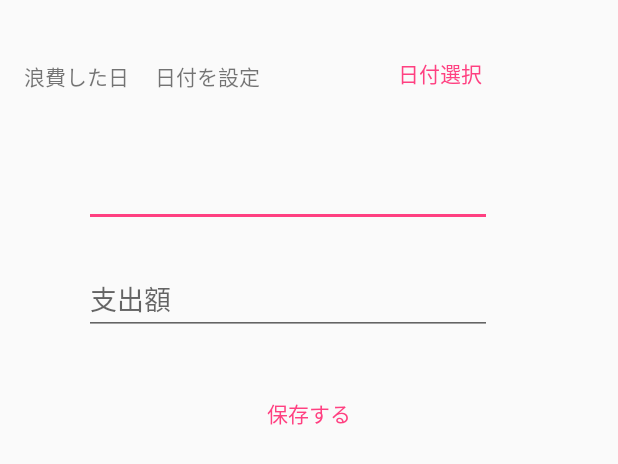
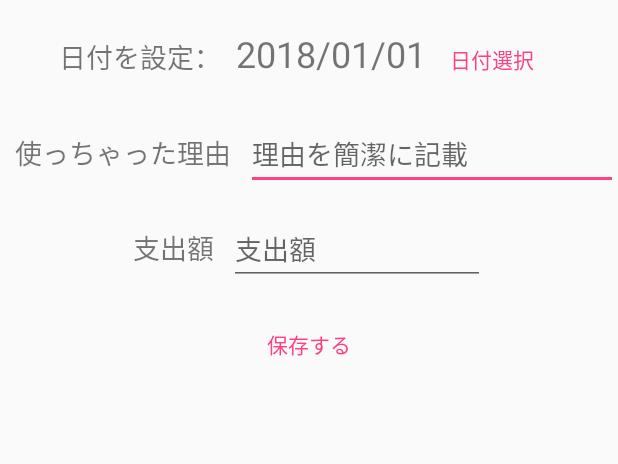
Before and after one commit to sugar182work/kotlin-Household, an Android app: the layout activity_main.xml on its own in the app's theme, with its tools: preview values and no code run, on a phone screen of 412 x 824 dp. Shown: the top 464 px of the screen. Run offline under Robolectric (Android 15) with nearby library versions, the phone set to English and light mode, and no system bars.

Commit message:
同期～

```diff
--- a/app/src/main/AndroidManifest.xml
+++ b/app/src/main/AndroidManifest.xml
@@ -8,7 +8,8 @@
         android:label="@string/app_name"
         android:roundIcon="@mipmap/ic_launcher_round"
         android:supportsRtl="true"
-        android:theme="@style/AppTheme">
+        android:theme="@style/AppTheme"
+        android:screenOrientation="portrait">
         <activity android:name=".MainActivity">
             <intent-filter>
                 <action android:name="android.intent.action.MAIN" />
--- a/app/src/main/java/jp/ne/sugar182/household1/MainActivity.kt
+++ b/app/src/main/java/jp/ne/sugar182/household1/MainActivity.kt
@@ -2,6 +2,7 @@ package jp.ne.sugar182.household1
 
 import android.app.AlertDialog
 import android.app.DatePickerDialog
+import android.content.Context
 import android.content.Intent
 import android.support.v7.app.AppCompatActivity
 import android.os.Bundle
@@ -9,6 +10,7 @@ import android.util.Log
 import android.view.MenuItem
 import android.view.Menu
 import android.view.View
+import android.view.inputmethod.InputMethodManager
 import android.widget.*
 import kotlinx.android.synthetic.main.activity_main.*
 import java.util.*
@@ -16,6 +18,8 @@ import jp.ne.sugar182.household1.dto.PayData
 import jp.ne.sugar182.household1.model.ItemModel
 import jp.ne.sugar182.household1.model.PayModel
 import jp.ne.sugar182.household1.util.DateUtilEx
+import android.content.pm.ActivityInfo
+
 
 // コトリン学習１作目
 // アーキテクチャーパターンとか採用せずにぐりぐりと実装　View層肥大しててすみません
@@ -23,10 +27,15 @@ import jp.ne.sugar182.household1.util.DateUtilEx
 // ・内部ストレージの読み書き
 // ・その他文法、癖の確認
 class MainActivity : AppCompatActivity(), DatePickerDialog.OnDateSetListener{
-
+    var inputMethodManager: InputMethodManager? = null
     override fun onCreate(savedInstanceState: Bundle?)  {
         super.onCreate(savedInstanceState)
         setContentView(R.layout.activity_main)
+
+        // ポートレートに固定
+        this.requestedOrientation = ActivityInfo.SCREEN_ORIENTATION_PORTRAIT
+        // キーボード制御用
+        inputMethodManager = getSystemService(Context.INPUT_METHOD_SERVICE) as InputMethodManager
 
         // 日付の初期値設定
         dateText.text = DateUtilEx().getNowString()
@@ -46,7 +55,6 @@ class MainActivity : AppCompatActivity(), DatePickerDialog.OnDateSetListener{
         // データモデルを作成TODO ここじゃないかな
         val payModel = PayModel(this)
 
-
         //ボタン押下で情報登録
         //val saveButton = findViewById<Button>(R.id.saveButton);
         saveButton.setOnClickListener {
@@ -63,6 +71,11 @@ class MainActivity : AppCompatActivity(), DatePickerDialog.OnDateSetListener{
                 itemModel.addItem(payData.item)
                 // Payデータに書き込み
                 payModel.addData(payData)
+
+                AlertDialog.Builder(this)
+                        .setTitle("登録しました")
+                        .setPositiveButton("ok"){ dialog, which ->
+                        }.show()
             } else {
                 checkError()
             }
@@ -104,7 +117,7 @@ class MainActivity : AppCompatActivity(), DatePickerDialog.OnDateSetListener{
         if (payData.pay <= 0) {
             Log.d("Long試験", "0以下")
         } else {
-            Log.d("Long試験", "安心")
+            Log.d("Long試験", "捉え方どうなんだろう")
         }
         return !(payData.item == "" || payData.pay <= 0 || payData.payDate == "")
     }
@@ -119,6 +132,8 @@ class MainActivity : AppCompatActivity(), DatePickerDialog.OnDateSetListener{
 
     // カレンダーダイアログの表示
     fun showDatePickerDialog(v: View) {
+        inputMethodManager!!.hideSoftInputFromWindow(v.getWindowToken(),0);
+
         val newFragment = DatePick()
         newFragment.show(supportFragmentManager, "datePicker")
 
@@ -137,10 +152,7 @@ class MainActivity : AppCompatActivity(), DatePickerDialog.OnDateSetListener{
         // getMenuItem可ItemId直参照かで悩む　正解は不明
         when (item.itemId) {
             (R.id.summary) -> {
-                // インテント作って別画面へ
-                // 遷移先のActivityを指定して、Intentを作成する
                 val intent = Intent(application, SecondActivity::class.java)
-                // 遷移先のアクティビティを起動させる
                 startActivity(intent)
             }
             (R.id.finish ) -> {
--- a/app/src/main/java/jp/ne/sugar182/household1/RecyclerAdapter.kt
+++ b/app/src/main/java/jp/ne/sugar182/household1/RecyclerAdapter.kt
@@ -5,9 +5,8 @@ import android.support.v7.widget.RecyclerView
 import android.view.LayoutInflater
 import android.view.ViewGroup
 import jp.ne.sugar182.household1.dto.PayData
-import kotlinx.android.synthetic.main.list_item.view.*
 
-// ほぼ自動生成されたまま TODO
+// ほぼ自動生成されたまま
 class RecyclerAdapter(private val context: Context,
                       private val itemClickListener: RecyclerViewHolder.ItemClickListener,
                       private val itemList:List<PayData>) : RecyclerView.Adapter<RecyclerViewHolder>() {
--- a/app/src/main/java/jp/ne/sugar182/household1/RecyclerViewHolder.kt
+++ b/app/src/main/java/jp/ne/sugar182/household1/RecyclerViewHolder.kt
@@ -19,7 +19,7 @@ class RecyclerViewHolder(view: View) : RecyclerView.ViewHolder(view) {
     val itemImageView: ImageView = view.findViewById(R.id.itemImageView)
 
     init {
-        // layoutの初期設定するときはココ
+
     }
 
 }
--- a/app/src/main/java/jp/ne/sugar182/household1/SecondActivity.kt
+++ b/app/src/main/java/jp/ne/sugar182/household1/SecondActivity.kt
@@ -1,5 +1,6 @@
 package jp.ne.sugar182.household1
 
+import android.content.pm.ActivityInfo
 import android.support.v7.app.AppCompatActivity
 import android.os.Bundle
 import android.content.pm.ActivityInfo.SCREEN_ORIENTATION_PORTRAIT
@@ -19,16 +20,20 @@ class SecondActivity : AppCompatActivity(), RecyclerViewHolder.ItemClickListener
         super.onCreate(savedInstanceState)
         setContentView(R.layout.activity_second)
 
-        requestedOrientation = SCREEN_ORIENTATION_PORTRAIT
+        // ポートレートに固定
+        this.requestedOrientation = ActivityInfo.SCREEN_ORIENTATION_PORTRAIT
+
         // アクションバーに前画面に戻る機能をつける
         val actionbar = supportActionBar
         actionbar!!.setDisplayHomeAsUpEnabled(true)
 
+        // 画面表示用の情報生成
         payModel = PayModel(this)
         month = DateUtilEx().getNowMonthString()
 
         val monthData = payModel.getMonthData(month)
 
+        // リサイクルアダプター生成
         mainRecyclerView.adapter = RecyclerAdapter(this, this, monthData!!)
         mainRecyclerView.layoutManager = LinearLayoutManager(this, LinearLayoutManager.VERTICAL, false)
 
--- a/app/src/main/java/jp/ne/sugar182/household1/dto/PayDataMapper.kt
+++ b/app/src/main/java/jp/ne/sugar182/household1/dto/PayDataMapper.kt
@@ -6,17 +6,17 @@ import com.google.gson.Gson
 import com.fasterxml.jackson.module.kotlin.jacksonObjectMapper
 import com.fasterxml.jackson.module.kotlin.readValue
 
-// GsonでのJSONとオブジェクトのマッピングはkotlin Data型に使えなかった？TODO 使えるのか再度確認
+// GsonでのJSONとオブジェクトのマッピングはkotlin DataClassに使えなかった？TODO 使えるのか再度確認
 // あまりサードパーティライブラリは好きではないがjackson使用
 // もう一つDataオブジェクトのtoStringで取得した文字列から、Dataオブジェクトを生成するものもみつからなかった
-class PayDataMapper() {
+class PayDataMapper {
 
     fun createPayData(data :String): PayData {
         val mapper = jacksonObjectMapper()
 
         try {
             val payData = mapper.readValue<PayData>(data)
-        // 本当に中身が入っているのか
+            // 本当に中身が入っているのか
             Log.d("JsonSiriaraizeData", "payData:${payData.idx}:${payData.item}:${payData.payDate}:${payData.pay}")
             return payData
 
--- a/app/src/main/java/jp/ne/sugar182/household1/model/ItemModel.kt
+++ b/app/src/main/java/jp/ne/sugar182/household1/model/ItemModel.kt
@@ -12,7 +12,6 @@ class ItemModel(context: Context) {
     val spu = SharedPreferencesUtil("item_preferences", context)
     val keys = context.resources.getStringArray(R.array.keys).toMutableList()
     val items = mutableMapOf<String, String>()
-
 
     init {
         for (key in keys) {
--- a/app/src/main/java/jp/ne/sugar182/household1/model/PayModel.kt
+++ b/app/src/main/java/jp/ne/sugar182/household1/model/PayModel.kt
@@ -9,7 +9,7 @@ import jp.ne.sugar182.household1.dto.PayDataMapper
 // モデルとしてみたけど View（Activity）に情報を返すかは未定
 // MVPモデルぽくなるのかな？
 // ごりっとデータ操作を実装する。
-// アプリケーションコンテキストにする？サブでも生成する
+// アプリケーションコンテキストにする？サブ画面でも生成する
 class PayModel(context: Context) {
 
     // まず、１件のデータを作成
@@ -17,7 +17,7 @@ class PayModel(context: Context) {
     // 月毎のマップ　MAP(月,List)化
 
     private val fileName = "HouseholdData.dat"
-    private val innnerStorage = InnerStorage(fileName, context)
+    private val innerStorage = InnerStorage(fileName, context)
 
     private var maxIdx: Int = 0;
     private val payDatas = arrayListOf<PayData>()
@@ -25,10 +25,10 @@ class PayModel(context: Context) {
 
     init {
         //最初に全データを読み込む
-        val datas = innnerStorage.readFile()
+        val datas = innerStorage.readFile()
 
         for (data in datas) {
-            Log.d("innnerStorageData", data)
+            Log.d("innerStorageData", data)
             val payData = PayDataMapper().createPayData(data)
             val month = payData.payDate.substring(0, 7)
             Log.d("month", payData.payDate.substring(0, 7))
@@ -40,13 +40,13 @@ class PayModel(context: Context) {
         }
     }
 
-    fun setMonthData(payData: PayData) {
+    private fun setMonthData(payData: PayData) {
         val month = payData.payDate.substring(0, 7)
         if (allMonthData.containsKey(month)) {
-            allMonthData.get(month)!!.add(payData)
+            allMonthData[month]!!.add(payData)
         } else {
             val payList: MutableList<PayData> = mutableListOf(payData)
-            allMonthData.put(month, payList)
+            allMonthData[month] = payList
         }
     }
 
@@ -57,7 +57,7 @@ class PayModel(context: Context) {
         payData.idx = getNewIndex()
         payDatas.add(payData)
 
-        innnerStorage.saveFile(PayDataMapper().createJsonString(payData))
+        innerStorage.saveFile(PayDataMapper().createJsonString(payData))
     }
 
     fun remove(payData: PayData) {
@@ -73,7 +73,7 @@ class PayModel(context: Context) {
 
     // Null非許容に変えたい
     fun getMonthData(month : String): MutableList<PayData>? {
-        return allMonthData.get(month)
+        return allMonthData[month]
     }
 
     //月の合計取得
--- a/app/src/main/java/jp/ne/sugar182/household1/util/DateUtilEx.kt
+++ b/app/src/main/java/jp/ne/sugar182/household1/util/DateUtilEx.kt
@@ -8,10 +8,11 @@ class DateUtilEx {
 
     // 現在時刻を YYYY/MM/DD形式で返す
     fun getNowString() : String {
-        val now = SimpleDateFormat("yyyy/MM/dd").format(Date())
+        val now: String = SimpleDateFormat("yyyy/MM/dd").format(Date())
         return now
     }
-    // 現在時刻を YYYY/MM/DD形式で返す
+    // 現在時刻を YYYY/MM形式で返す
+    // SimpleDateFormatをnewする作法はしっているが、この記述でnewされているかは不明
     fun getNowMonthString() : String {
         val month = SimpleDateFormat("yyyy/MM").format(Date())
         return month
@@ -21,9 +22,11 @@ class DateUtilEx {
         var y = month.substring(0, 4).toInt()
         var m = month.substring(5, 7).toInt()
         if (m + 1 > 12) {
-            y = y + 1
+            y += 1
             m = 1
-        } else {m = m + 1}
+        } else {
+            m += 1
+        }
         Log.d("month",String.format("%04d", y) + "/" + String.format("%02d", m))
         return String.format("%04d", y) + "/" + String.format("%02d", m)
     }
--- a/app/src/main/res/layout/activity_main.xml
+++ b/app/src/main/res/layout/activity_main.xml
@@ -1,84 +1,118 @@
 <?xml version="1.0" encoding="utf-8"?>
-<android.support.constraint.ConstraintLayout xmlns:android="http://schemas.android.com/apk/res/android"
-    xmlns:app="http://schemas.android.com/apk/res-auto"
+<LinearLayout xmlns:android="http://schemas.android.com/apk/res/android"
     xmlns:tools="http://schemas.android.com/tools"
+    android:layout_height="match_parent"
     android:layout_width="match_parent"
-    android:layout_height="match_parent"
-    tools:context=".MainActivity">
+    android:orientation="vertical" >
+
+    <requestFocus />
+
+    <requestFocus />
+
+    <LinearLayout
+        android:layout_width="match_parent"
+        android:layout_height="wrap_content"
+        android:layout_marginTop="15dp"
+        android:gravity="center_horizontal"
+        android:orientation="horizontal">
+
+        <TextView
+            android:id="@+id/dateText2"
+            android:layout_width="wrap_content"
+            android:layout_height="wrap_content"
+            android:layout_marginRight="10dp"
+            android:gravity="center_vertical"
+            android:text="@string/date_placeholder"
+            android:textSize="18sp" />
 
         <TextView
             android:id="@+id/dateText"
-        android:layout_width="131dp"
-        android:layout_height="45dp"
-        android:layout_marginStart="8dp"
-        android:layout_marginTop="28dp"
+            android:layout_width="wrap_content"
+            android:layout_height="wrap_content"
+            android:gravity="center_vertical"
             android:text="@string/date_placeholder"
+            android:textSize="24sp"
+            tools:text="2018/01/01" />
+
+        <Button
+            android:id="@+id/dateSelectButton"
+            style="@style/Widget.AppCompat.Button.Borderless.Colored"
+            android:layout_width="wrap_content"
+            android:layout_height="wrap_content"
+            android:onClick="showDatePickerDialog"
+            android:text="@string/open_details" />
+    </LinearLayout>
+
+    <LinearLayout
+        android:layout_width="match_parent"
+        android:layout_height="wrap_content"
+        android:layout_marginTop="15dp"
+        android:gravity="center_horizontal"
+        android:orientation="horizontal">
+
+        <TextView
+            android:id="@+id/textView3"
+            android:layout_width="wrap_content"
+            android:layout_height="wrap_content"
+            android:layout_marginLeft="10dp"
+            android:layout_marginRight="10dp"
             android:gravity="center_vertical"
-        app:layout_constraintStart_toEndOf="@+id/textView"
-        app:layout_constraintTop_toTopOf="parent"
-        tools:ignore="MissingConstraints" />
+            android:text="@string/reason2"
+            android:textSize="18sp" />
 
         <AutoCompleteTextView
             android:id="@+id/itemText"
-        android:layout_width="272dp"
-        android:layout_height="46dp"
-        android:layout_marginStart="56dp"
-        android:layout_marginTop="32dp"
-        app:layout_constraintStart_toStartOf="parent"
-        app:layout_constraintTop_toBottomOf="@+id/dateText" />
+            android:layout_width="match_parent"
+            android:layout_height="wrap_content"
+            android:ems="8"
+            android:hint="@string/reason3"
+            android:maxLength="20"
+            android:maxLines="1" />
+    </LinearLayout>
+
+    <requestFocus />
+
+    <LinearLayout
+        android:layout_width="match_parent"
+        android:layout_height="wrap_content"
+        android:layout_marginTop="15dp"
+        android:gravity="center_horizontal"
+        android:orientation="horizontal">
+
+
+        <TextView
+            android:id="@+id/textView4"
+            android:layout_width="wrap_content"
+            android:layout_height="wrap_content"
+            android:layout_marginRight="10dp"
+            android:gravity="center_vertical"
+            android:text="@string/paylit"
+            android:textSize="18sp" />
 
         <EditText
             android:id="@+id/payText"
-        android:layout_width="272dp"
-        android:layout_height="48dp"
-        android:layout_marginStart="56dp"
-        android:layout_marginTop="24dp"
-        android:ems="10"
+            android:layout_width="wrap_content"
+            android:layout_height="wrap_content"
+            android:ems="8"
             android:hint="@string/pay_value"
             android:inputType="number"
-        app:layout_constraintStart_toStartOf="parent"
-        app:layout_constraintTop_toBottomOf="@+id/itemText" />
+            android:maxLength="8"
+            android:maxLines="1" />
+    </LinearLayout>
+
+    <LinearLayout
+        android:layout_width="match_parent"
+        android:layout_height="wrap_content"
+        android:layout_marginTop="15dp"
+        android:gravity="center_horizontal"
+        android:orientation="horizontal">
 
         <Button
             android:id="@+id/saveButton"
             style="@style/Widget.AppCompat.Button.Borderless.Colored"
-        android:layout_width="244dp"
-        android:layout_height="0dp"
-        android:layout_marginTop="28dp"
-        android:text="@string/save"
-        app:layout_constraintEnd_toEndOf="parent"
-        app:layout_constraintStart_toStartOf="parent"
-        app:layout_constraintTop_toBottomOf="@+id/payText" />
-
-    <Button
-        android:id="@+id/dateSelectButton"
-        style="@style/Widget.AppCompat.Button.Borderless.Colored"
-        android:layout_width="85dp"
-        android:layout_height="40dp"
-        android:layout_marginStart="16dp"
-        android:layout_marginTop="28dp"
-        android:onClick="showDatePickerDialog"
-        android:text="@string/open_details"
-        app:layout_constraintStart_toEndOf="@+id/dateText"
-        app:layout_constraintTop_toTopOf="parent" />
-
-    <android.support.constraint.Guideline
-        android:id="@+id/guideline"
             android:layout_width="wrap_content"
             android:layout_height="wrap_content"
-        android:orientation="horizontal"
-        app:layout_constraintGuide_begin="20dp" />
-
-    <TextView
-        android:id="@+id/textView"
-        android:layout_width="79dp"
-        android:layout_height="38dp"
-        android:layout_marginStart="16dp"
-        android:layout_marginTop="32dp"
-        android:gravity="center_vertical"
-        android:text="浪費した日"
-        app:layout_constraintStart_toStartOf="parent"
-        app:layout_constraintTop_toTopOf="parent" />
-
-
-</android.support.constraint.ConstraintLayout>
+            android:text="@string/save"
+            android:textAlignment="center" />
+    </LinearLayout>
+</LinearLayout>
--- a/app/src/main/res/layout/activity_second.xml
+++ b/app/src/main/res/layout/activity_second.xml
@@ -24,19 +24,20 @@
     <LinearLayout
         android:layout_width="match_parent"
         android:layout_height="50dp"
+        android:gravity="center_horizontal"
         android:orientation="horizontal">
 
         <Button
             android:id="@+id/preButton"
             style="@style/Widget.AppCompat.Button.Borderless.Colored"
-            android:layout_width="202dp"
+            android:layout_width="wrap_content"
             android:layout_height="wrap_content"
             android:text="＜＜" />
 
         <Button
             android:id="@+id/nextButton"
             style="@style/Widget.AppCompat.Button.Borderless.Colored"
-            android:layout_width="202dp"
+            android:layout_width="wrap_content"
             android:layout_height="wrap_content"
             android:text="＞＞" />
     </LinearLayout>
--- a/app/src/main/res/values/strings.xml
+++ b/app/src/main/res/values/strings.xml
@@ -5,7 +5,7 @@
     <string name="pay_value">支出額</string>
     <string name="pay_date">日付</string>
     <string name="open_details">日付選択</string>
-    <string name="date_placeholder">日付を設定</string>
+    <string name="date_placeholder">日付を設定：</string>
     <string name="no_date">No Data</string>
     <string name="pick_date">Pick Date</string>
     <string name="file_name">data.txt</string>
@@ -13,6 +13,9 @@
 
     <!-- TODO: Remove or change this placeholder text -->
     <string name="hello_blank_fragment">Hello blank fragment</string>
+    <string name="reason2">使っちゃった理由</string>
+    <string name="paylit">支出額</string>
+    <string name="reason3">理由を簡潔に記載</string>
 
     <string-array name="keys">
         <item>item1</item>
```
Lines whose indentation alone changed are shown as unchanged.
